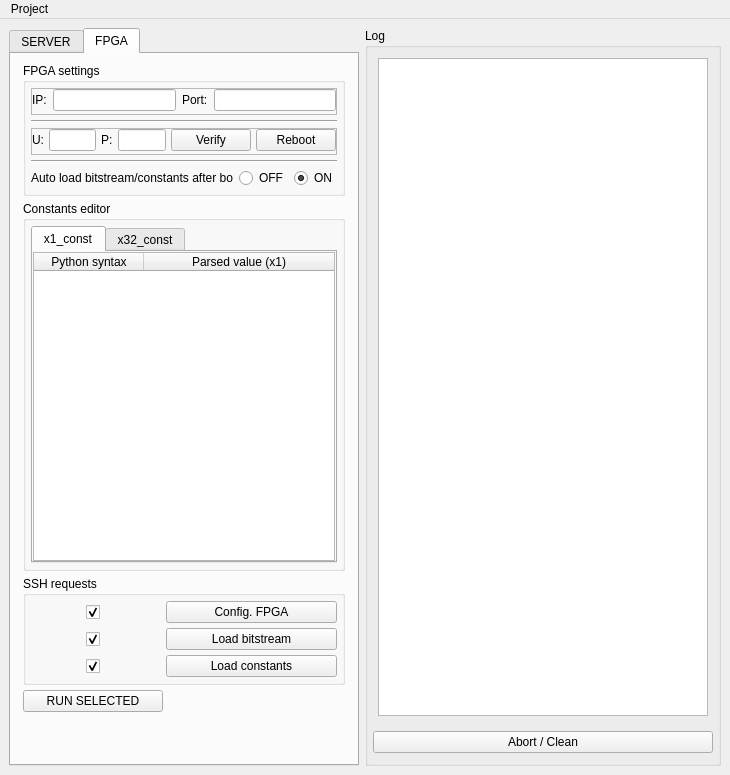
Before: the Qt Designer form GUI/Python/Resources/GUI/interface.ui in dspsandbox/Canvas, drawn with Qt 5.
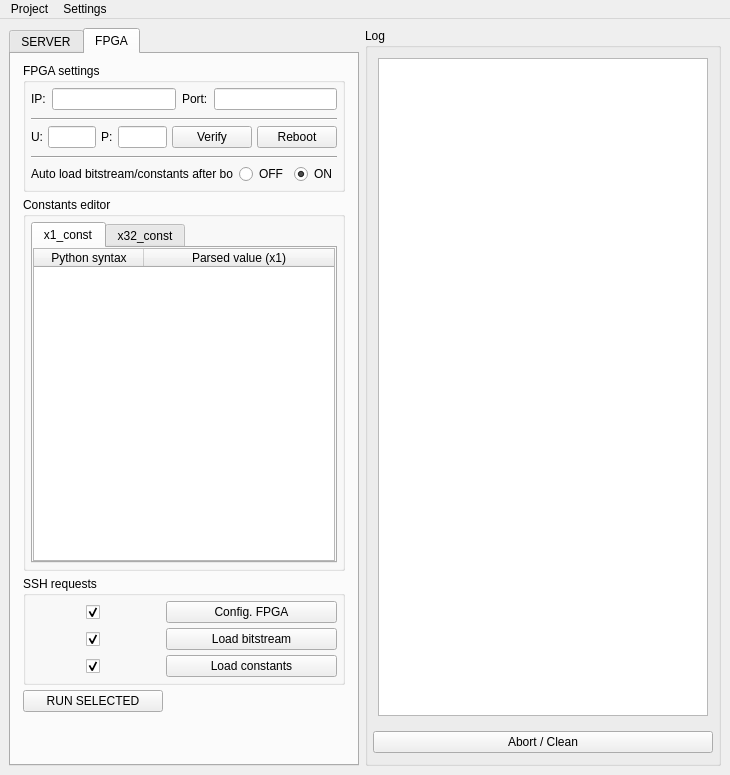
After: the same form once the commit is applied. The open tabs and pages were chosen to show the change.

Commit message: Include default settings and Mac Os compatible

```diff
--- a/GUI/Python/Resources/GUI/interface.ui
+++ b/GUI/Python/Resources/GUI/interface.ui
@@ -639,7 +639,7 @@
               <item>
                <widget class="QFrame" name="frame_13">
                 <property name="frameShape">
-                 <enum>QFrame::StyledPanel</enum>
+                 <enum>QFrame::NoFrame</enum>
                 </property>
                 <property name="frameShadow">
                  <enum>QFrame::Raised</enum>
@@ -707,7 +707,7 @@
               <item>
                <widget class="QFrame" name="frame_5">
                 <property name="frameShape">
-                 <enum>QFrame::StyledPanel</enum>
+                 <enum>QFrame::NoFrame</enum>
                 </property>
                 <property name="frameShadow">
                  <enum>QFrame::Raised</enum>
@@ -1511,7 +1511,7 @@
      <x>0</x>
      <y>0</y>
      <width>730</width>
-     <height>21</height>
+     <height>22</height>
     </rect>
    </property>
    <property name="nativeMenuBar">
@@ -1536,7 +1536,15 @@
     <addaction name="separator"/>
     <addaction name="actionQuit"/>
    </widget>
+   <widget class="QMenu" name="menuSettings">
+    <property name="title">
+     <string>Settings</string>
+    </property>
+    <addaction name="actionLoadDefaultSettings"/>
+    <addaction name="actionInspectSettingsDirectory"/>
+   </widget>
    <addaction name="menuProject"/>
+   <addaction name="menuSettings"/>
   </widget>
   <action name="actionAbout">
    <property name="text">
```
Left out of the diff: 20 changed lines with no effect on the pictures. The commit also changes 10 other files.
